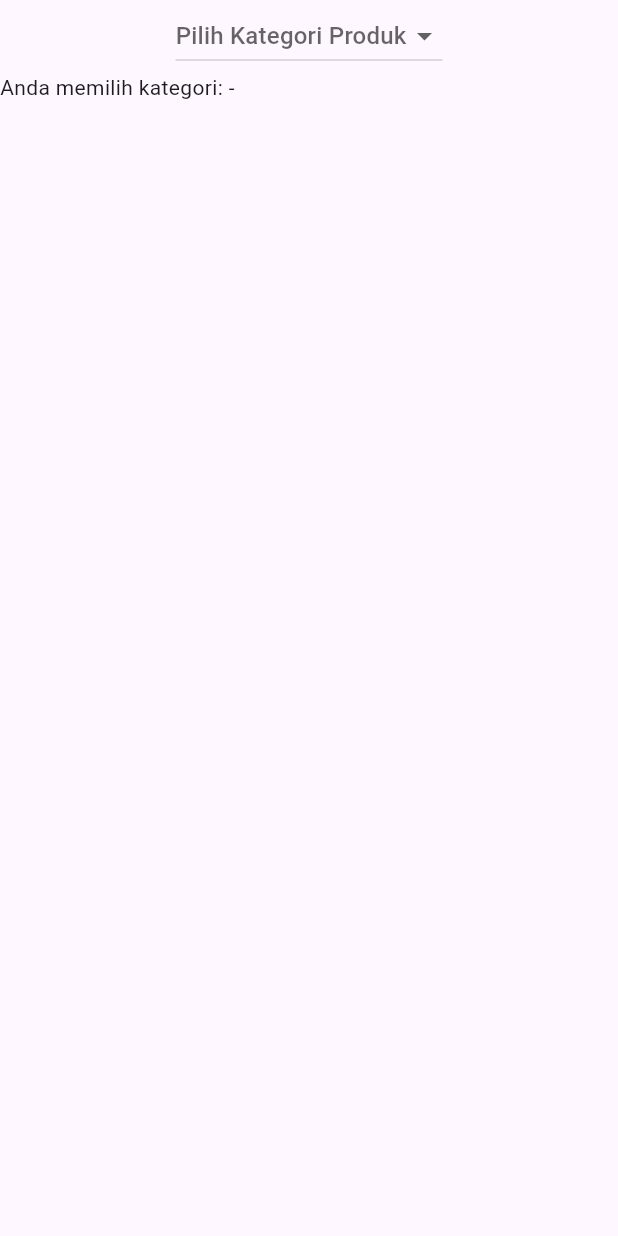
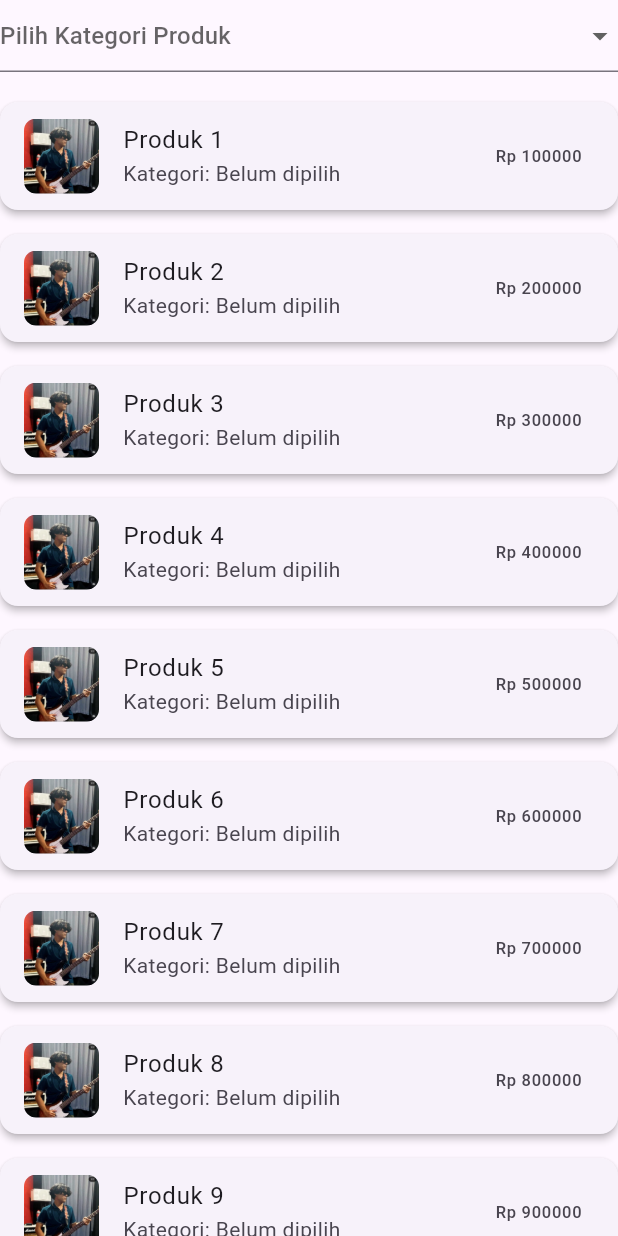
Before and after one commit to ardhanu-code/ppkd_b_2, a Flutter app: the TugasTujuhC screen opened directly, on a phone screen of 412 x 824 dp. Run offline on Flutter 3.47's test engine with Material 3 defaults, Android fonts, the phone set to English and light mode, and no system bars; our stand-ins replace faker.

Commit message:
tugas 7 flutter

```diff
--- a/lib/tugas_7_flutter/tugas_7_b.dart
+++ b/lib/tugas_7_flutter/tugas_7_b.dart
@@ -21,6 +21,7 @@ class _TugasTujuhBState extends State<TugasTujuhB> {
               mainAxisAlignment: MainAxisAlignment.center,
               children: [
                 Switch(
+
                   activeTrackColor: Colors.blueAccent,
                   value: isSwitchOn,
                   onChanged: (value) {
--- a/lib/tugas_7_flutter/tugas_7_c.dart
+++ b/lib/tugas_7_flutter/tugas_7_c.dart
@@ -20,7 +20,7 @@ class _TugasTujuhCState extends State<TugasTujuhC> {
     return Scaffold(
       body: Column(
         children: [
-          DropdownButton(
+          DropdownButtonFormField(
             value: isSelected,
             hint: Text('Pilih Kategori Produk'),
             items:
@@ -36,11 +36,42 @@ class _TugasTujuhCState extends State<TugasTujuhC> {
               });
             },
           ),
-          Row(
-            children: [
-              Text('Anda memilih kategori: '),
-              Text(isSelected ?? '-'),
-            ],
+          SizedBox(height: 12),
+          // Row(
+          //   children: [
+          //     Text('Anda memilih kategori: '),
+          //     Text(isSelected ?? '-'),
+          //   ],
+          // ),
+          Expanded(
+            child: ListView.builder(
+              itemCount: 10,
+              itemBuilder: (BuildContext context, int index) {
+                return Card(
+                  margin: EdgeInsets.symmetric(vertical: 8),
+                  elevation: 2,
+                  child: ListTile(
+                    leading: ClipRRect(
+                      borderRadius: BorderRadius.circular(8),
+                      child: Image.asset(
+                        'assets/images/me.jpg',
+                        width: 50,
+                        height: 50,
+                        fit: BoxFit.cover,
+                      ),
+                    ),
+                    title: Text('Produk ${index + 1}'),
+                    subtitle: Text(
+                      'Kategori: ${isSelected ?? "Belum dipilih"}',
+                    ),
+                    trailing: Text('Rp ${(index + 1) * 100000}'),
+                    onTap: () {
+                      // Aksi ketika item diklik (jika perlu)
+                    },
+                  ),
+                );
+              },
+            ),
           ),
         ],
       ),
```
Also changed, not shown: lib/tugas_7_flutter/tugas_7_a.dart (+44 -3 lines).
